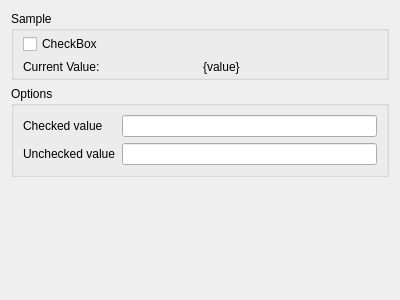
Old version of the form src/configmanager/editorwidgets/uifiles/checkwidget_config.ui in the repository roam-qgis/Roam.
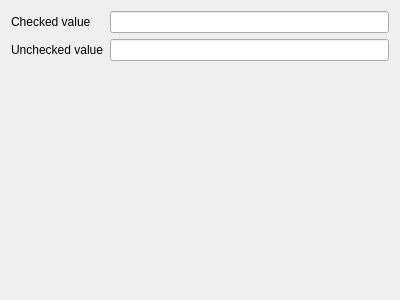
New version of the form.

Commit message: Fix config widgets Load config widgets into main widget area. Update widget config based on selection.

```diff
--- a/src/configmanager/editorwidgets/uifiles/checkwidget_config.ui
+++ b/src/configmanager/editorwidgets/uifiles/checkwidget_config.ui
@@ -13,89 +13,31 @@
   <property name="windowTitle">
    <string>Form</string>
   </property>
-  <layout class="QGridLayout" name="gridLayout">
+  <layout class="QFormLayout" name="formLayout">
+   <property name="fieldGrowthPolicy">
+    <enum>QFormLayout::AllNonFixedFieldsGrow</enum>
+   </property>
    <item row="0" column="0">
-    <widget class="QGroupBox" name="groupBox">
-     <property name="title">
-      <string>Sample</string>
+    <widget class="QLabel" name="label_3">
+     <property name="text">
+      <string>Checked value</string>
      </property>
-     <property name="flat">
-      <bool>true</bool>
-     </property>
-     <layout class="QGridLayout" name="gridLayout_2">
-      <property name="leftMargin">
-       <number>9</number>
-      </property>
-      <property name="topMargin">
-       <number>3</number>
-      </property>
-      <property name="rightMargin">
-       <number>9</number>
-      </property>
-      <property name="bottomMargin">
-       <number>3</number>
-      </property>
-      <item row="0" column="0">
-       <widget class="QCheckBox" name="checkBox">
-        <property name="text">
-         <string>CheckBox</string>
-        </property>
-       </widget>
-      </item>
-      <item row="1" column="0">
-       <layout class="QHBoxLayout" name="horizontalLayout">
-        <item>
-         <widget class="QLabel" name="label">
-          <property name="text">
-           <string>Current Value:</string>
-          </property>
-         </widget>
-        </item>
-        <item>
-         <widget class="QLabel" name="label_2">
-          <property name="text">
-           <string>{value}</string>
-          </property>
-         </widget>
-        </item>
-       </layout>
-      </item>
-     </layout>
     </widget>
    </item>
+   <item row="0" column="1">
+    <widget class="QLineEdit" name="checkedText"/>
+   </item>
    <item row="2" column="0">
-    <widget class="QGroupBox" name="groupBox_2">
-     <property name="title">
-      <string>Options</string>
+    <widget class="QLabel" name="label_4">
+     <property name="text">
+      <string>Unchecked value</string>
      </property>
-     <property name="flat">
-      <bool>true</bool>
-     </property>
-     <layout class="QFormLayout" name="formLayout">
-      <item row="0" column="0">
-       <widget class="QLabel" name="label_3">
-        <property name="text">
-         <string>Checked value</string>
-        </property>
-       </widget>
-      </item>
-      <item row="1" column="0">
-       <widget class="QLabel" name="label_4">
-        <property name="text">
-         <string>Unchecked value</string>
-        </property>
-       </widget>
-      </item>
-      <item row="0" column="1">
-       <widget class="QLineEdit" name="checkedText"/>
-      </item>
-      <item row="1" column="1">
-       <widget class="QLineEdit" name="uncheckedText"/>
-      </item>
-     </layout>
     </widget>
    </item>
-   <item row="3" column="0">
+   <item row="2" column="1">
+    <widget class="QLineEdit" name="uncheckedText"/>
+   </item>
+   <item row="4" column="1">
     <spacer name="verticalSpacer">
      <property name="orientation">
       <enum>Qt::Vertical</enum>
```
The commit also changes 16 other files.
